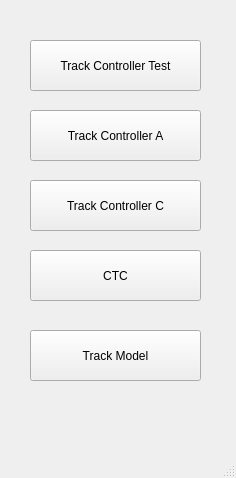
This is mini_launcher.ui in LucasZ99/ECE1140SystemsEngineeringProject as Qt 5 draws it before an edit. The edited form follows.
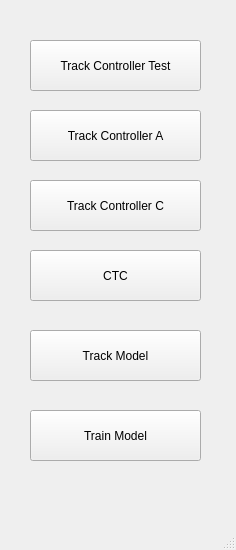
This is the edited form.

Commit message: added sam's stuff to mini_launcher

```diff
--- a/mini_launcher.ui
+++ b/mini_launcher.ui
@@ -7,7 +7,7 @@
     <x>0</x>
     <y>0</y>
     <width>236</width>
-    <height>478</height>
+    <height>550</height>
    </rect>
   </property>
   <property name="windowTitle">
@@ -79,6 +79,19 @@
      <string>Track Model</string>
     </property>
    </widget>
+   <widget class="QPushButton" name="train_model_button">
+    <property name="geometry">
+     <rect>
+      <x>30</x>
+      <y>410</y>
+      <width>171</width>
+      <height>51</height>
+     </rect>
+    </property>
+    <property name="text">
+     <string>Train Model</string>
+    </property>
+   </widget>
   </widget>
   <widget class="QMenuBar" name="menubar">
    <property name="geometry">
```
The commit also changes 6 other files.
